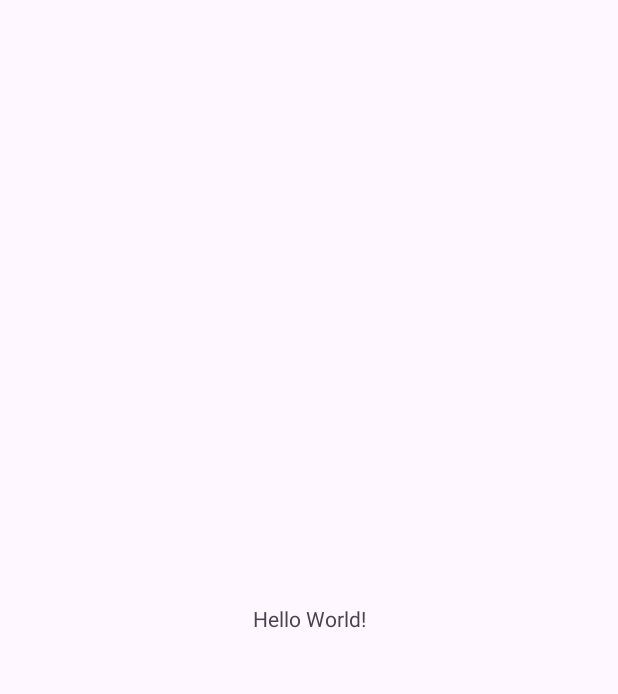
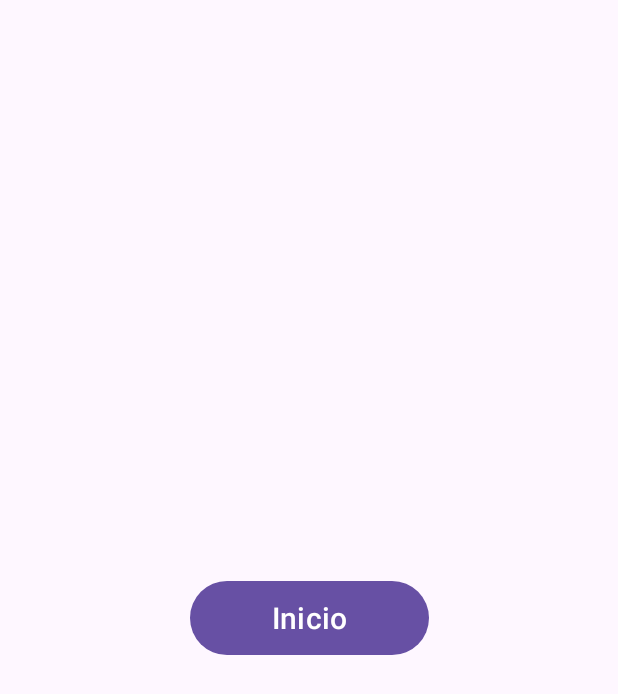
Before and after one commit to lomejor77/Ejercicio8, an Android app: the screen it shows after launch (MainActivity), on a phone screen of 412 x 824 dp. Before the commit the part shown is almost empty. Shown: the top 694 px of the screen. Run offline under Robolectric (Android 15) with nearby library versions, the phone set to English and light mode, and no system bars; 1 statement that could not run was skipped.

```diff
--- a/app/src/main/AndroidManifest.xml
+++ b/app/src/main/AndroidManifest.xml
@@ -13,6 +13,9 @@
         android:theme="@style/Theme.Ejercicio8"
         tools:targetApi="31">
         <activity
+            android:name=".MainActivity2"
+            android:exported="false" />
+        <activity
             android:name=".MainActivity"
             android:exported="true">
             <intent-filter>
--- a/app/src/main/java/cl/awakelabs/ejercicio8/MainActivity.java
+++ b/app/src/main/java/cl/awakelabs/ejercicio8/MainActivity.java
@@ -3,6 +3,7 @@ package cl.awakelabs.ejercicio8;
 import androidx.appcompat.app.AppCompatActivity;
 
 import android.os.Bundle;
+import android.widget.Button;
 
 public class MainActivity extends AppCompatActivity {
 
@@ -10,5 +11,12 @@ public class MainActivity extends AppCompatActivity {
     protected void onCreate(Bundle savedInstanceState) {
         super.onCreate(savedInstanceState);
         setContentView(R.layout.activity_main);
+
+        initListeners();
+    }
+
+    private void initListeners() {
+        Button btnStart = findViewById(R.id.btnStart);
+        btnStart.setOnClickListener(View.setOn);
     }
 }
--- a/app/src/main/res/layout/activity_main.xml
+++ b/app/src/main/res/layout/activity_main.xml
@@ -6,13 +6,16 @@
     android:layout_height="match_parent"
     tools:context=".MainActivity">
 
-    <TextView
-        android:layout_width="wrap_content"
-        android:layout_height="wrap_content"
-        android:text="Hello World!"
+    <Button
+        android:id="@+id/btnStart"
+        android:layout_width="159dp"
+        android:layout_height="57dp"
+        android:layout_marginStart="90dp"
+        android:layout_marginEnd="90dp"
+        android:text="@string/inicio"
+        android:textSize="20sp"
         app:layout_constraintBottom_toBottomOf="parent"
         app:layout_constraintEnd_toEndOf="parent"
         app:layout_constraintStart_toStartOf="parent"
         app:layout_constraintTop_toTopOf="parent" />
-
 </androidx.constraintlayout.widget.ConstraintLayout>
--- a/app/src/main/res/values/strings.xml
+++ b/app/src/main/res/values/strings.xml
@@ -1,3 +1,4 @@
 <resources>
     <string name="app_name">Ejercicio8</string>
+    <string name="inicio">Inicio</string>
 </resources>
```
Also changed, not shown: app/src/main/java/cl/awakelabs/ejercicio8/MainActivity2.java (added, +14 -0 lines), app/src/main/res/layout/activity_main2.xml (added, +9 -0 lines).
